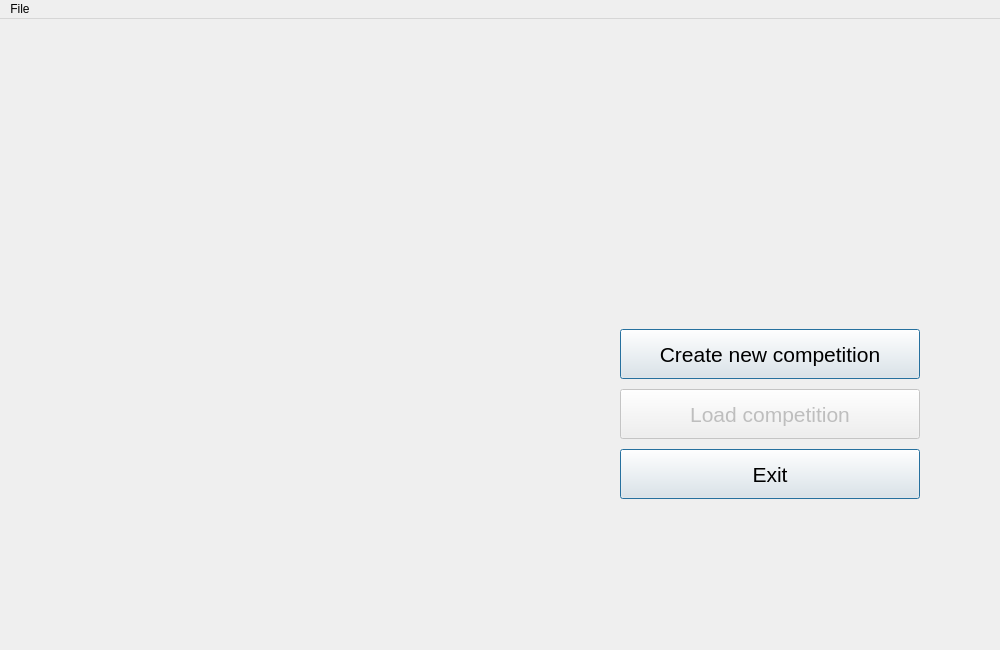
First picture: the form in sources/FootballEditor16/GUIApp/mainwindow.ui, repository vaddya/FootballEditor16, before the edit.
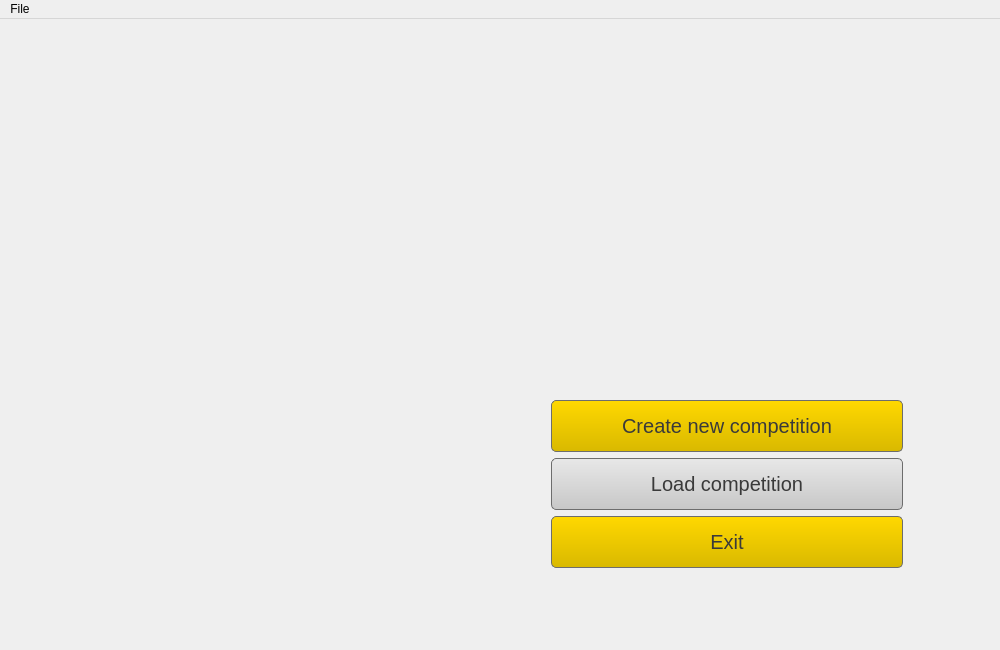
Second picture: the form after the edit. Icons and pictures are not drawn.

The edit to the form file:
```diff
--- a/sources/FootballEditor16/GUIApp/mainwindow.ui
+++ b/sources/FootballEditor16/GUIApp/mainwindow.ui
@@ -35,7 +35,7 @@
    <string>Football Editor 16</string>
   </property>
   <property name="autoFillBackground">
-   <bool>true</bool>
+   <bool>false</bool>
   </property>
   <property name="styleSheet">
    <string notr="true"/>
@@ -47,33 +47,62 @@
    <bool>false</bool>
   </property>
   <widget class="QWidget" name="centralWidget">
+   <widget class="QWidget" name="">
+    <property name="geometry">
+     <rect>
+      <x>540</x>
+      <y>370</y>
+      <width>362</width>
+      <height>171</height>
+     </rect>
+    </property>
+    <layout class="QVBoxLayout" name="verticalLayout_2">
+     <property name="sizeConstraint">
+      <enum>QLayout::SetMinimumSize</enum>
+     </property>
+     <item>
    <widget class="QPushButton" name="btnNewComp">
     <property name="enabled">
      <bool>true</bool>
     </property>
-    <property name="geometry">
-     <rect>
-      <x>620</x>
-      <y>310</y>
-      <width>300</width>
-      <height>50</height>
-     </rect>
+       <property name="sizePolicy">
+        <sizepolicy hsizetype="Preferred" vsizetype="Preferred">
+         <horstretch>0</horstretch>
+         <verstretch>0</verstretch>
+        </sizepolicy>
+       </property>
+       <property name="minimumSize">
+        <size>
+         <width>0</width>
+         <height>0</height>
+        </size>
     </property>
     <property name="font">
      <font>
-      <pointsize>16</pointsize>
-      <weight>50</weight>
-      <italic>false</italic>
-      <bold>false</bold>
-      <strikeout>false</strikeout>
-      <kerning>true</kerning>
+         <pointsize>-1</pointsize>
      </font>
     </property>
     <property name="cursor">
      <cursorShape>PointingHandCursor</cursorShape>
     </property>
     <property name="styleSheet">
-     <string notr="true"/>
+        <string notr="true">QPushButton { 
+	border: 1px solid #6d6d6d transparent;
+	background: qlineargradient(x1: 0, y1: 1, x2: 0, y2: 0,  stop: 0 #d9b900, stop: 1 #ffd800);
+	border-radius: 5px;
+	color: #3a3a3a;
+	font-size: 20px;
+	height: 50px;
+	width: 350px;
+}
+
+QPushButton:hover { 
+	background-color: #ffd800;
+}
+
+QPushButton:pressed {
+	background-color: #d9b900;
+}</string>
     </property>
     <property name="text">
      <string>Create new competition</string>
@@ -85,37 +114,51 @@
      <bool>false</bool>
     </property>
     <property name="default">
-     <bool>true</bool>
+        <bool>false</bool>
     </property>
     <property name="flat">
      <bool>false</bool>
     </property>
    </widget>
+     </item>
+     <item>
    <widget class="QPushButton" name="btnLoadComp">
     <property name="enabled">
      <bool>false</bool>
     </property>
-    <property name="geometry">
-     <rect>
-      <x>620</x>
-      <y>370</y>
-      <width>300</width>
-      <height>50</height>
-     </rect>
+       <property name="minimumSize">
+        <size>
+         <width>0</width>
+         <height>0</height>
+        </size>
     </property>
     <property name="font">
      <font>
-      <pointsize>16</pointsize>
-      <weight>50</weight>
-      <italic>false</italic>
-      <bold>false</bold>
-      <strikeout>false</strikeout>
-      <kerning>true</kerning>
+         <pointsize>-1</pointsize>
      </font>
     </property>
     <property name="cursor">
      <cursorShape>PointingHandCursor</cursorShape>
     </property>
+       <property name="styleSheet">
+        <string notr="true">QPushButton { 
+	border: 1px solid #6d6d6d transparent;
+	background: qlineargradient(x1: 0, y1: 1, x2: 0, y2: 0,  stop: 0 #c7c7c7, stop: 1 #e8e8e8);
+	border-radius: 5px;
+	color: #3a3a3a;
+	font-size: 20px;
+	height: 50px;
+	width: 350px;
+}
+
+QPushButton:hover { 
+	background-color: #ffd800;
+}
+
+QPushButton:pressed {
+	background-color: #d9b900;
+}</string>
+       </property>
     <property name="text">
      <string>Load competition</string>
     </property>
@@ -123,44 +166,60 @@
      <bool>false</bool>
     </property>
     <property name="default">
-     <bool>true</bool>
+        <bool>false</bool>
     </property>
     <property name="flat">
      <bool>false</bool>
     </property>
    </widget>
+     </item>
+     <item>
    <widget class="QPushButton" name="btnExit">
     <property name="enabled">
      <bool>true</bool>
     </property>
-    <property name="geometry">
-     <rect>
-      <x>620</x>
-      <y>430</y>
-      <width>300</width>
-      <height>50</height>
-     </rect>
+       <property name="minimumSize">
+        <size>
+         <width>0</width>
+         <height>0</height>
+        </size>
     </property>
     <property name="font">
      <font>
-      <family>Ubuntu</family>
-      <pointsize>16</pointsize>
-      <weight>50</weight>
-      <italic>false</italic>
-      <bold>false</bold>
-      <strikeout>false</strikeout>
-      <kerning>true</kerning>
+         <pointsize>-1</pointsize>
      </font>
     </property>
     <property name="cursor">
      <cursorShape>PointingHandCursor</cursorShape>
     </property>
+       <property name="styleSheet">
+        <string notr="true">QPushButton { 
+	border: 1px solid #6d6d6d transparent;
+	background: qlineargradient(x1: 0, y1: 1, x2: 0, y2: 0,  stop: 0 #d9b900, stop: 1 #ffd800);
+	border-radius: 5px;
+	color: #3a3a3a;
+	font-size: 20px;
+	height: 50px;
+	width: 350px;
+}
+
+QPushButton:hover { 
+	background-color: #ffd800;
+}
+
+QPushButton:pressed {
+	background-color: #d9b900;
+}</string>
+       </property>
     <property name="text">
      <string>Exit</string>
     </property>
     <property name="default">
      <bool>true</bool>
     </property>
+      </widget>
+     </item>
+    </layout>
    </widget>
   </widget>
   <widget class="QMenuBar" name="menuBar">
```
Left out of the diff: 7 changed lines with no effect on the pictures. Lines whose indentation alone changed are shown as unchanged.
